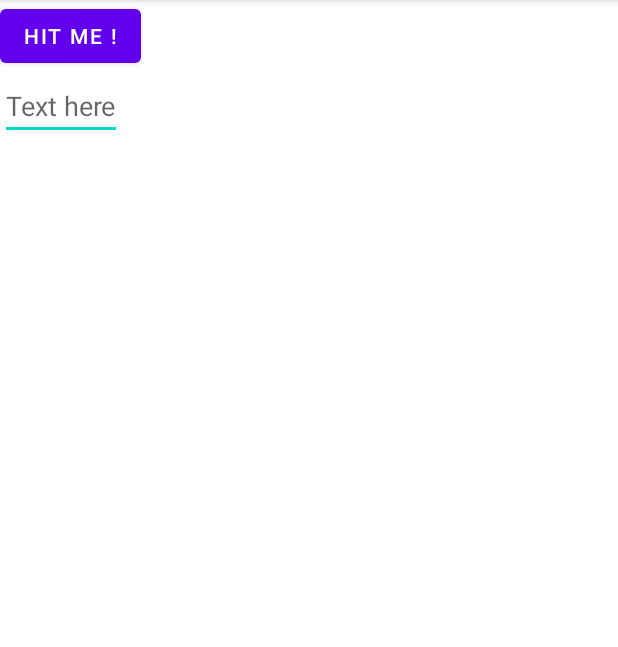
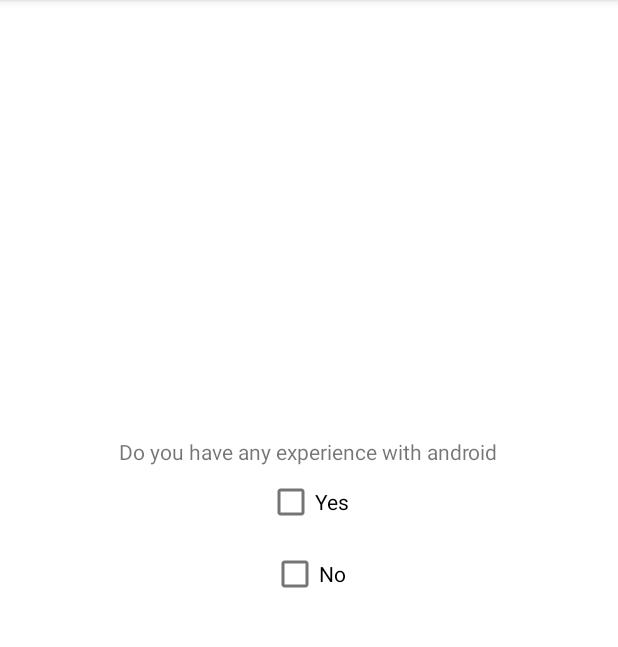
Before and after one commit to MyDevMobileCourse/RevisionExamTp, an Android app: the screen it shows after launch (MainActivity), on a phone screen of 412 x 824 dp, the part 84-731 px from its top. Run offline under Robolectric (Android 15) with nearby library versions, the phone set to English and light mode, and no system bars.

Commit message:
checkbox

```diff
--- a/app/src/main/java/com/example/examtprevision/MainActivity.kt
+++ b/app/src/main/java/com/example/examtprevision/MainActivity.kt
@@ -1,44 +1,34 @@
 package com.example.examtprevision
 
-import android.graphics.Color
+import android.os.Bundle
+import android.widget.CheckBox
+import android.widget.TextView
 import androidx.appcompat.app.AppCompatActivity
-import android.os.Bundle
-import android.widget.Button
-import android.widget.EditText
-import android.widget.ImageView
-import android.widget.TextView
-import androidx.core.view.isVisible
 
 class MainActivity : AppCompatActivity() {
-    lateinit var myText :TextView
-    lateinit var myButton : Button
-    lateinit var myEditText : EditText
-    lateinit var myImage : ImageView
+    lateinit var yes: CheckBox
+    lateinit var no: CheckBox
+    lateinit var text: TextView
     override fun onCreate(savedInstanceState: Bundle?) {
         super.onCreate(savedInstanceState)
         setContentView(R.layout.activity_main)
-        myText = findViewById(R.id.mytext)
-        myButton = findViewById(R.id.mybutton)
-        myEditText = findViewById(R.id.myEditText)
-        myImage = findViewById(R.id.myImage)
-        myText.isVisible = false
-        myImage.isVisible = false
-        myButton.setOnClickListener {
-            if(myEditText.text.toString().isBlank()){
-                myText.setTextColor(Color.BLACK)
-                myText.setBackgroundColor(Color.WHITE)
-                myText.text = "Hello Dsi 31"
-                myImage.setImageResource(R.drawable.ic_launcher_background)
-                myImage.setColorFilter(Color.RED)
-            }else{
-                myText.text = myEditText.text.toString()
-                myImage.setImageResource(R.drawable.ic_launcher_foreground)
-                myImage.setColorFilter(Color.GREEN)
+        yes = findViewById(R.id.yes)
+        no = findViewById(R.id.no)
+        text = findViewById(R.id.result)
 
+        yes.setOnClickListener {
+
+            if (yes.isChecked) {
+                text.text = "I have experience"
+                no.isChecked = false;
             }
-            myText.isVisible = true
-            myImage.isVisible = true
+        }
 
+        no.setOnClickListener {
+            if (no.isChecked) {
+                text.text = "I have no experience"
+                yes.isChecked = false
+            }
 
         }
 
--- a/app/src/main/res/layout/activity_main.xml
+++ b/app/src/main/res/layout/activity_main.xml
@@ -4,36 +4,33 @@
     android:layout_width="match_parent"
     android:layout_height="match_parent"
     android:orientation="vertical"
+    android:gravity="center"
     tools:context=".MainActivity">
 
-
-    <Button
-        android:id="@+id/mybutton"
+    <TextView
         android:layout_width="wrap_content"
         android:layout_height="wrap_content"
-        android:text="Hit me !" />
+        android:text="Do you have any experience with android"
+        />
 
-    <EditText
-        android:id="@+id/myEditText"
+    <CheckBox
         android:layout_width="wrap_content"
         android:layout_height="wrap_content"
-        android:hint="Text here" />
+        android:id="@+id/yes"
+        android:text="Yes"
+        />
+    <CheckBox
+        android:layout_width="wrap_content"
+        android:layout_height="wrap_content"
+        android:id="@+id/no"
+        android:text="No"
+        />
 
-    <LinearLayout
-        android:layout_width="match_parent"
-        android:layout_height="match_parent"
-        android:gravity="center">
-
-        <TextView
-            android:id="@+id/mytext"
-            android:layout_width="wrap_content"
-            android:layout_height="wrap_content"
-            android:text="Hello DSI31" />
-
-        <ImageView
-            android:id="@+id/myImage"
-            android:layout_width="wrap_content"
-            android:layout_height="wrap_content" />
-    </LinearLayout>
+    <TextView
+        android:layout_marginTop="50dp"
+        android:layout_width="wrap_content"
+        android:layout_height="wrap_content"
+        android:id="@+id/result"
+        />
 
 </LinearLayout>
```
